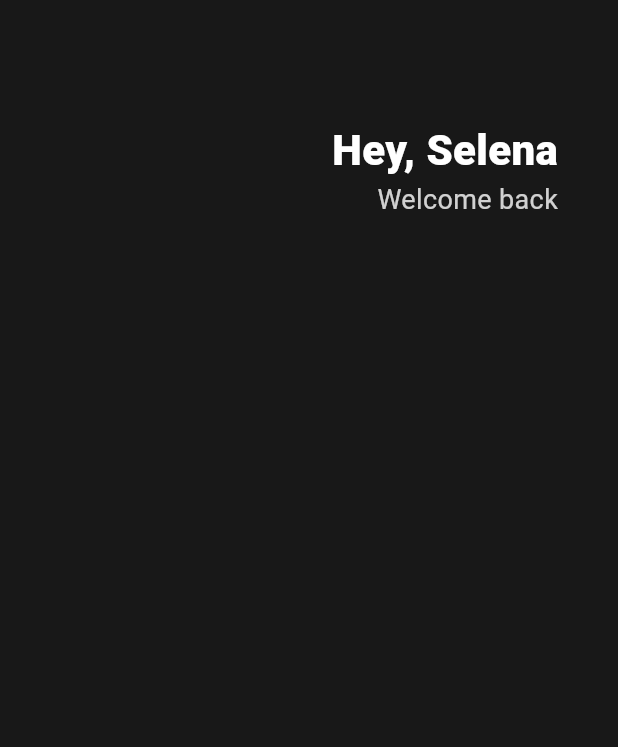
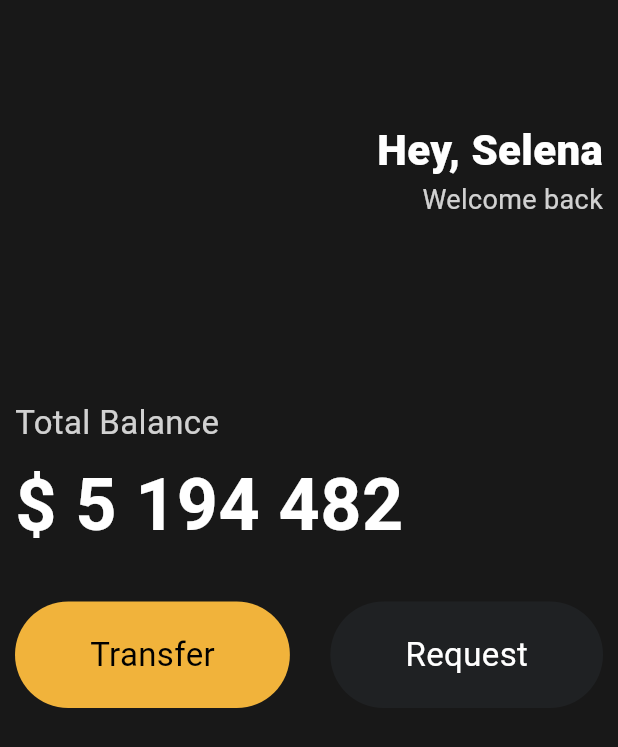
Before and after one commit to feelsuegood/fluttoon, a Flutter app: the screen it shows after launch, on a phone screen of 412 x 824 dp. Shown: the top 747 px of the screen. Run offline on Flutter 3.47's test engine with Material 3 defaults, Android fonts, the light colour scheme and no system bars.

Commit message:
Update README with customization instructions and enhance main.dart layout with new UI elements

```diff
--- a/lib/main.dart
+++ b/lib/main.dart
@@ -1,4 +1,5 @@
 import 'package:flutter/material.dart';
+import 'package:fluttoon/widgets/button.dart';
 
 void main() {
   runApp(App());
@@ -11,12 +12,14 @@ class App extends StatelessWidget {
   Widget build(BuildContext context) {
     return MaterialApp(
       home: Scaffold(
-        backgroundColor: Color(0xFF181818),
+        // Ahead of Time: set before compiling
+        backgroundColor: const Color(0xFF181818),
         body: Padding(
-          padding: EdgeInsets.symmetric(horizontal: 40),
+          padding: const EdgeInsets.symmetric(horizontal: 10),
           child: Column(
+            crossAxisAlignment: CrossAxisAlignment.start,
             children: [
-              SizedBox(height: 80),
+              const SizedBox(height: 80),
               Row(
                 mainAxisAlignment: MainAxisAlignment.end,
                 children: [
@@ -34,11 +37,44 @@ class App extends StatelessWidget {
                       Text(
                         "Welcome back",
                         style: TextStyle(
-                          color: Colors.white.withOpacity(0.8),
+                          color: Color.fromRGBO(255, 255, 255, 0.8),
                           fontSize: 18,
                         ),
                       ),
                     ],
+                  ),
+                ],
+              ),
+              const SizedBox(height: 120),
+              Text(
+                'Total Balance',
+                style: TextStyle(
+                  fontSize: 22,
+                  color: Colors.white.withOpacity(0.8),
+                ),
+              ),
+              const SizedBox(height: 5),
+              Text(
+                '\$ 5 194 482',
+                style: TextStyle(
+                  fontSize: 48,
+                  fontWeight: FontWeight.w600,
+                  color: Colors.white,
+                ),
+              ),
+              const SizedBox(height: 30),
+              Row(
+                mainAxisAlignment: MainAxisAlignment.spaceBetween,
+                children: [
+                  Button(
+                    text: 'Transfer',
+                    bgColor: Color(0xFFF1B33B),
+                    textColor: Colors.black,
+                  ),
+                  Button(
+                    text: 'Request',
+                    bgColor: Color(0xFF1F2123),
+                    textColor: Colors.white,
                   ),
                 ],
               ),
--- /dev/null
+++ b/lib/widgets/button.dart
@@ -0,0 +1,35 @@
+import 'package:flutter/material.dart';
+
+class Button extends StatelessWidget {
+  final String text;
+  final Color bgColor;
+  final Color textColor;
+
+  const Button({
+    super.key,
+    required this.text,
+    required this.bgColor,
+    required this.textColor,
+  });
+
+  // const Button({
+  //   super.key,
+  //   required this.text,
+  //   required this.bgColor,
+  //   required this.textColor,
+  // });
+
+  @override
+  Widget build(BuildContext context) {
+    return Container(
+      decoration: BoxDecoration(
+        color: bgColor,
+        borderRadius: BorderRadius.circular(45),
+      ),
+      child: Padding(
+        padding: EdgeInsets.symmetric(vertical: 20, horizontal: 50),
+        child: Text(text, style: TextStyle(color: textColor, fontSize: 22)),
+      ),
+    );
+  }
+}
```
Also changed, not shown: 1 other file.
